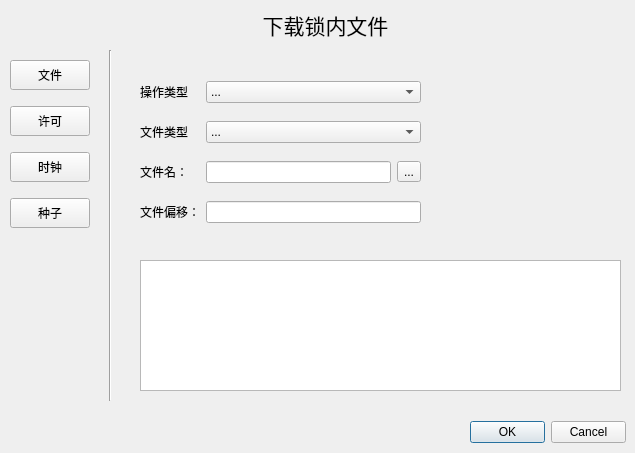
Above: SenseD2CAPI/fileview.ui from R1turn0/QtProject before the change. Below: the same form after it.
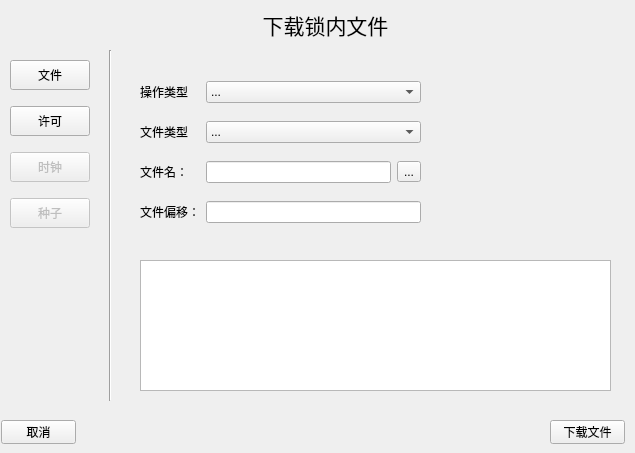
That is the form after the change.

```diff
--- a/SenseD2CAPI/fileview.ui
+++ b/SenseD2CAPI/fileview.ui
@@ -101,6 +101,9 @@
     </item>
     <item>
      <widget class="QPushButton" name="clockButton">
+      <property name="enabled">
+       <bool>false</bool>
+      </property>
       <property name="minimumSize">
        <size>
         <width>80</width>
@@ -120,6 +123,9 @@
     </item>
     <item>
      <widget class="QPushButton" name="seedButton">
+      <property name="enabled">
+       <bool>false</bool>
+      </property>
       <property name="minimumSize">
        <size>
         <width>80</width>
@@ -139,19 +145,6 @@
     </item>
    </layout>
   </widget>
-  <widget class="QDialogButtonBox" name="fileButtonBox">
-   <property name="geometry">
-    <rect>
-     <x>470</x>
-     <y>420</y>
-     <width>156</width>
-     <height>24</height>
-    </rect>
-   </property>
-   <property name="standardButtons">
-    <set>QDialogButtonBox::Cancel|QDialogButtonBox::Ok</set>
-   </property>
-  </widget>
   <widget class="QWidget" name="layoutWidget_2">
    <property name="geometry">
     <rect>
@@ -191,7 +184,7 @@
     <rect>
      <x>140</x>
      <y>260</y>
-     <width>481</width>
+     <width>471</width>
      <height>131</height>
     </rect>
    </property>
@@ -353,6 +346,32 @@
     </item>
    </layout>
   </widget>
+  <widget class="QPushButton" name="fileDownloadButton">
+   <property name="geometry">
+    <rect>
+     <x>550</x>
+     <y>420</y>
+     <width>75</width>
+     <height>24</height>
+    </rect>
+   </property>
+   <property name="text">
+    <string>下载文件</string>
+   </property>
+  </widget>
+  <widget class="QPushButton" name="cancelButton">
+   <property name="geometry">
+    <rect>
+     <x>1</x>
+     <y>420</y>
+     <width>75</width>
+     <height>24</height>
+    </rect>
+   </property>
+   <property name="text">
+    <string>取消</string>
+   </property>
+  </widget>
  </widget>
  <resources/>
  <connections/>
```
Left out of the diff: 2 changed lines with no effect on the pictures.
